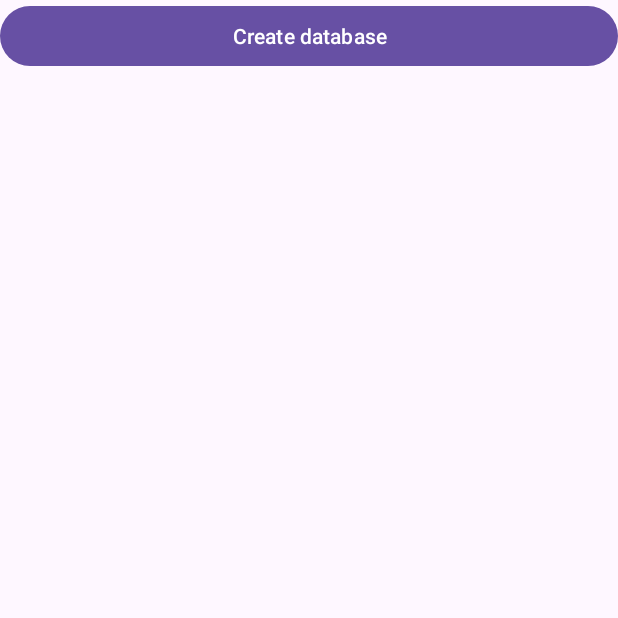
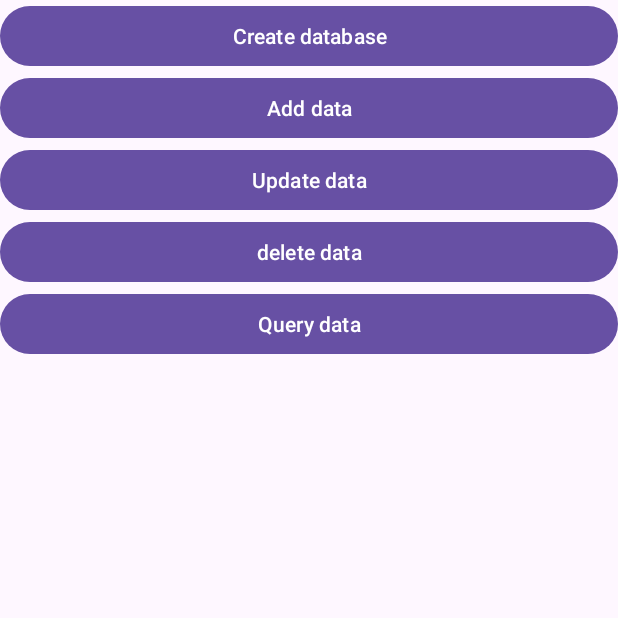
Before and after one commit to master5277/DatabaseTest, an Android app: the screen it shows after launch (MainActivity), after a tap on "Create database", on a phone screen of 412 x 824 dp, the top half of it. Run offline under Robolectric (Android 15) with nearby library versions, the phone set to English and light mode, and no system bars.

Commit message:
Second Commit

```diff
--- a/app/src/main/java/DatabaseHelper/MyDataBaseHelper.java
+++ b/app/src/main/java/DatabaseHelper/MyDataBaseHelper.java
@@ -22,6 +22,10 @@ public class MyDataBaseHelper extends SQLiteOpenHelper {
             +"PRICE REAL,"
             +"PAGES INTEGER,"
             +"NAME TEXT);";
+    public static final String CREATE_CATEGORY = "CREATE TABLE CATEGORY("
+            +"ID INTEGER PRIMARY KEY AUTOINCREMENT,"
+            +"CATEGORY_NAME TEXT,"
+            +"CATEGORY_CODE INTEGER);";
     private Context mContext;
 
     public MyDataBaseHelper(Context context, String name, SQLiteDatabase.CursorFactory factory,int version)
@@ -32,12 +36,15 @@ public class MyDataBaseHelper extends SQLiteOpenHelper {
 
     @Override
     public void onCreate(SQLiteDatabase db) {
-        db.execSQL(CREATE_BOOK);
+        db.execSQL(CREATE_BOOK);//数据库创建的同时，执行SQL语句创建数据表BOOK
+        db.execSQL(CREATE_CATEGORY);
         Toast.makeText(mContext, "Create Succeeded", Toast.LENGTH_SHORT).show();
     }
 
     @Override
     public void onUpgrade(SQLiteDatabase db, int oldVersion, int newVersion) {
-
+        db.execSQL("drop table if exists BOOK");
+        db.execSQL("drop table if exists CATEGORY");
+        onCreate(db);
     }
 }
--- a/app/src/main/java/com/example/databasetest/MainActivity.java
+++ b/app/src/main/java/com/example/databasetest/MainActivity.java
@@ -1,6 +1,11 @@
 package com.example.databasetest;
 
+import android.annotation.SuppressLint;
+import android.content.ContentValues;
+import android.database.Cursor;
+import android.database.sqlite.SQLiteDatabase;
 import android.os.Bundle;
+import android.util.Log;
 import android.view.View;
 import android.widget.Button;
 
@@ -14,17 +19,94 @@ import DatabaseHelper.MyDataBaseHelper;
 
 public class MainActivity extends AppCompatActivity {
 
-    private MyDataBaseHelper dbHelper;
+    public static final String TAG = "MainActivity";
+    private MyDataBaseHelper dbHelper;//定义MyDataBaseHelper实例
     @Override
     protected void onCreate(Bundle savedInstanceState) {
         super.onCreate(savedInstanceState);
         setContentView(R.layout.activity_main);
-        dbHelper = new MyDataBaseHelper(this,"BookStore.db",null,2);
+
+        //创建数据库和表
+        dbHelper = new MyDataBaseHelper(this,"BookStore.db",null,3);//创建实例
         Button createDataBase = (Button) findViewById(R.id.create_database);
         createDataBase.setOnClickListener(new View.OnClickListener() {
             @Override
             public void onClick(View v) {
-                dbHelper.getWritableDatabase();
+                dbHelper.getWritableDatabase();//没有对应名称的数据库就创建
+            }
+        });
+
+
+        //插入数据到表中
+        Button addData = (Button) findViewById(R.id.add_data);
+        addData.setOnClickListener(new View.OnClickListener() {
+            @Override
+            public void onClick(View v) {
+                SQLiteDatabase db = dbHelper.getWritableDatabase();
+                ContentValues values = new ContentValues();
+                //开始组装第一条数据
+                values.put("name","The Da Vinci Code");
+                values.put("author","Dan Brown");
+                values.put("pages",454);
+                values.put("price",16.96);
+                //插入第一条数据
+                db.insert("Book",null,values);
+                values.clear();
+                //开始组装第二条数据
+                values.put("name","The Lost Symbol");
+                values.put("author","Dan Brown");
+                values.put("pages",510);
+                values.put("price",19.95);
+                //插入第二条数据
+                db.insert("BOOK",null,values);
+
+            }
+        });
+
+        //更新数据
+        Button updateData = (Button) findViewById(R.id.update_data);
+        updateData.setOnClickListener(new View.OnClickListener() {
+            @Override
+            public void onClick(View v) {
+                SQLiteDatabase db = dbHelper.getWritableDatabase();
+                ContentValues values = new ContentValues();
+                values.put("price",10.99);
+                db.update("BOOK",values,"name=?",new String[]{"The Da Vinci Code"});
+
+            }
+        });
+
+        Button deleteButton =(Button) findViewById(R.id.delete_data);
+        deleteButton.setOnClickListener(new View.OnClickListener() {
+            @Override
+            public void onClick(View v) {
+                SQLiteDatabase db = dbHelper.getWritableDatabase();
+                db.delete("BOOK","pages>?",new String[]{"500"});
+            }
+        });
+
+        Button queryButton = (Button) findViewById(R.id.query_data);
+        queryButton.setOnClickListener(new View.OnClickListener() {
+            @Override
+            public void onClick(View v) {
+                SQLiteDatabase db = dbHelper.getWritableDatabase();
+                //查询BOOK表中所有的数据
+                Cursor cursor = db.query("Book",null,null,null,null,null,null);
+                if (cursor.moveToFirst())
+                {
+                    do {
+                        //遍历Cursor对象，去除数据并打印
+                        String name = cursor.getString(cursor.getColumnIndexOrThrow("NAME"));
+                        String author = cursor.getString(cursor.getColumnIndexOrThrow("AUTHOR"));
+                        int pages = cursor.getInt(cursor.getColumnIndexOrThrow("PAGES"));
+                        double price = cursor.getDouble(cursor.getColumnIndexOrThrow("PRICE"));
+                        Log.d(TAG, "book name is "+name);
+                        Log.d(TAG, "book author is "+author);
+                        Log.d(TAG, "book pages is "+pages);
+                        Log.d(TAG, "book prices is "+price);
+                    }while (cursor.moveToNext());
+                }
+                cursor.close();
             }
         });
     }
--- a/app/src/main/res/layout/activity_main.xml
+++ b/app/src/main/res/layout/activity_main.xml
@@ -3,6 +3,7 @@
     xmlns:app="http://schemas.android.com/apk/res-auto"
     xmlns:tools="http://schemas.android.com/tools"
     android:id="@+id/main"
+    android:orientation="vertical"
     android:layout_width="match_parent"
     android:layout_height="match_parent"
     tools:context=".MainActivity">
@@ -12,6 +13,30 @@
         android:layout_height="wrap_content"
         android:text="Create database"
         />
+    <Button
+        android:layout_width="match_parent"
+        android:layout_height="wrap_content"
+        android:id="@+id/add_data"
+        android:text="Add data"
+        />
+    <Button
+        android:id="@+id/update_data"
+        android:layout_width="match_parent"
+        android:layout_height="wrap_content"
+        android:text="Update data"
+        />
+    <Button
+        android:id="@+id/delete_data"
+        android:layout_width="match_parent"
+        android:layout_height="wrap_content"
+        android:text="delete data"
+        />
+    <Button
+        android:id="@+id/query_data"
+        android:layout_width="match_parent"
+        android:layout_height="wrap_content"
+        android:text="Query data"/>
+
 
 
 </androidx.appcompat.widget.LinearLayoutCompat>
```
